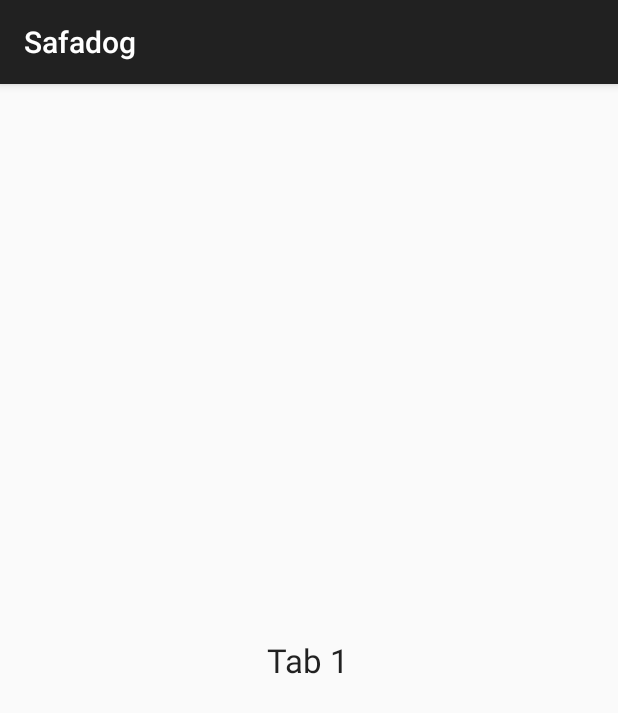
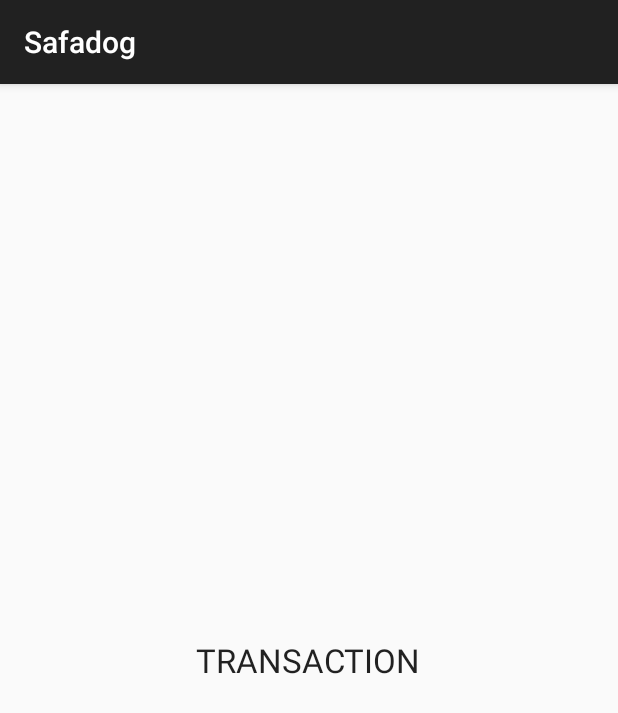
Before and after one commit to LeticiaLBarbosa/safadog, an Android app: the fragment TransactionFragment shown on its own in the app's theme, on a phone screen of 412 x 824 dp. Shown: the top 713 px of the screen. Run offline under Robolectric (Android 15) with nearby library versions, the phone set to English and light mode, and no system bars.

Commit message:
tela de transações iniciada

```diff
--- a/app/src/main/java/com/empsoft/safadog/TransactionFragment.java
+++ b/app/src/main/java/com/empsoft/safadog/TransactionFragment.java
@@ -11,6 +11,6 @@ public class TransactionFragment extends Fragment {
 
     @Override
     public View onCreateView(LayoutInflater inflater, ViewGroup container, Bundle savedInstanceState) {
-        return inflater.inflate(R.layout.profile_fragment, container, false);
+        return inflater.inflate(R.layout.transaction_fragment, container, false);
     }
 }
--- a/app/src/main/res/layout/transaction_fragment.xml
+++ b/app/src/main/res/layout/transaction_fragment.xml
@@ -9,7 +9,7 @@
         android:layout_width="wrap_content"
         android:layout_height="wrap_content"
         android:layout_centerInParent="true"
-        android:text="Tab 1"
+        android:text="TRANSACTION"
         android:textAppearance="?android:attr/textAppearanceLarge"/>
 
 </RelativeLayout>
```
